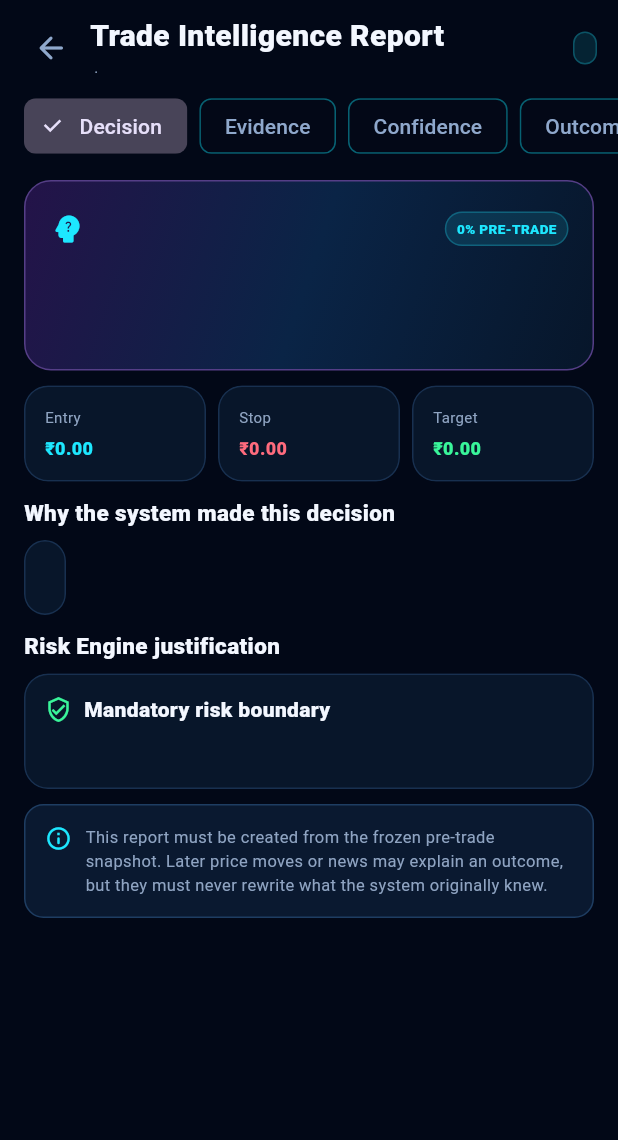
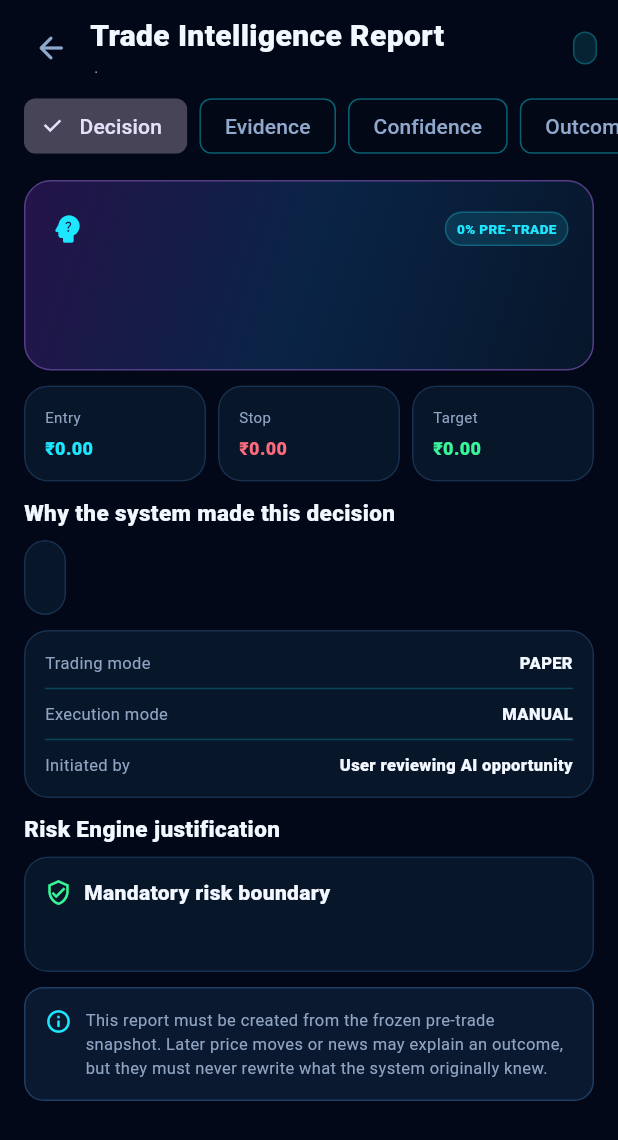
Before and after one commit to operationReact/AiTradingSystem, a Flutter app: the MockTradeIntelligenceReport screen opened directly with empty values, on a phone screen of 412 x 824 dp. Shown: the top 1140 px of the screen. Run offline on Flutter 3.47's test engine with Material 3 defaults, Android fonts, the phone set to English and light mode, and no system bars; our stand-ins replace local_auth, shared_preferences; accounts and stored records are empty.

Commit message:
Finalize persistent trade intelligence transparency

```diff
--- a/apps/trading_client/lib/src/presentation/review/mock_trade_intelligence_model.dart
+++ b/apps/trading_client/lib/src/presentation/review/mock_trade_intelligence_model.dart
@@ -21,6 +21,19 @@ class MockEvidenceFact {
   final String detail;
   final String provenance;
   final bool supportsTrade;
+
+  int get influenceWeightPercent => switch (title) {
+        'Trend / structure' => 18,
+        'Momentum' => 12,
+        'Volume confirmation' => 10,
+        'Quantitative baseline' => 18,
+        'Learned model' => 16,
+        'News / event intelligence' => 10,
+        'Fundamental / session context' => 6,
+        'Market regime' => 10,
+        'Risk Engine' => 0,
+        _ => 0,
+      };
 }
 
 @immutable
@@ -129,6 +142,13 @@ class MockTradeIntelligenceRecord {
   bool get isLoss => closed && (realizedPnl ?? 0) < 0;
   bool get isProfit => closed && (realizedPnl ?? 0) > 0;
   bool get isOpen => executed && !closed;
+  String get tradingMode => 'PAPER';
+  String get executionMode => 'MANUAL';
+  String get initiatedBy => cancelled
+      ? 'User cancelled before execution'
+      : executed
+          ? 'User-confirmed AI opportunity'
+          : 'User reviewing AI opportunity';
 
   factory MockTradeIntelligenceRecord.fromStore({
     required MockReviewStore store,
@@ -281,6 +301,15 @@ class MockTradeIntelligenceRecord {
         provenance: 'gemini-review-v1 · sources G-104,G-118',
         supportsTrade: true,
       ),
+      const MockEvidenceFact(
+        category: 'FUNDAMENTAL',
+        title: 'Fundamental / session context',
+        verdict: 'Neutral',
+        score: 55,
+        detail: 'No short-horizon fundamental catalyst was strong enough to drive the trade by itself. The intraday setup therefore relied more heavily on price, volume and model evidence.',
+        provenance: 'fundamental-context-review-v1 · no material contradiction',
+        supportsTrade: false,
+      ),
       MockEvidenceFact(
         category: 'REGIME',
         title: 'Market regime',
--- a/apps/trading_client/lib/src/presentation/review/mock_trade_intelligence_report.dart
+++ b/apps/trading_client/lib/src/presentation/review/mock_trade_intelligence_report.dart
@@ -140,6 +140,18 @@ class _MockTradeIntelligenceReportState extends State<MockTradeIntelligenceRepor
         const _Section('Why the system made this decision'),
         const SizedBox(height: 8),
         _Card(child: Text(record.decisionSummary, style: const TextStyle(color: _C.muted, height: 1.5))),
+        const SizedBox(height: 10),
+        _Card(
+          child: Column(
+            children: [
+              _InfoRow(label: 'Trading mode', value: record.tradingMode),
+              const Divider(height: 18),
+              _InfoRow(label: 'Execution mode', value: record.executionMode),
+              const Divider(height: 18),
+              _InfoRow(label: 'Initiated by', value: record.initiatedBy),
+            ],
+          ),
+        ),
         const SizedBox(height: 10),
         const _Section('Risk Engine justification'),
         const SizedBox(height: 8),
@@ -364,6 +376,13 @@ class _EvidenceCard extends StatelessWidget {
           Row(children: [Icon(fact.supportsTrade ? Icons.check_circle_outline_rounded : Icons.warning_amber_rounded, color: tone, size: 16), const SizedBox(width: 6), Text(fact.verdict, style: TextStyle(color: tone, fontWeight: FontWeight.w800, fontSize: 11))]),
           const SizedBox(height: 7),
           Text(fact.detail, style: const TextStyle(color: _C.muted, fontSize: 11, height: 1.45)),
+          const SizedBox(height: 7),
+          Text(
+            fact.influenceWeightPercent == 0
+                ? 'Decision role: mandatory gate (not part of fused score)'
+                : 'Decision influence: ${fact.influenceWeightPercent}% of fused evidence',
+            style: const TextStyle(color: _C.cyan, fontSize: 10, fontWeight: FontWeight.w800),
+          ),
           const SizedBox(height: 8),
           Text(fact.provenance, style: const TextStyle(color: Color(0xFF6F86AA), fontSize: 9, fontFamily: 'monospace')),
         ],
```
